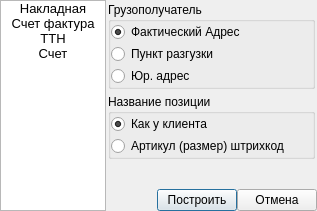
This is ui/order_doc_list.ui in Meller008/CRM-Avi as Qt 5 draws it before an edit. The edited form follows.
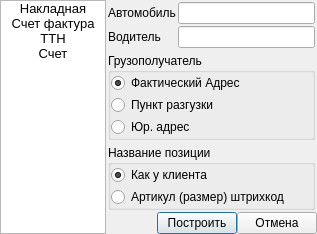
This is the edited form. The open tabs and pages were chosen to show the change.

Patch:
```diff
--- a/ui/order_doc_list.ui
+++ b/ui/order_doc_list.ui
@@ -7,7 +7,7 @@
     <x>0</x>
     <y>0</y>
     <width>317</width>
-    <height>193</height>
+    <height>230</height>
    </rect>
   </property>
   <property name="windowTitle">
@@ -322,20 +322,7 @@
        <property name="verticalSpacing">
         <number>5</number>
        </property>
-       <item row="2" column="0">
-        <spacer name="verticalSpacer_3">
-         <property name="orientation">
-          <enum>Qt::Vertical</enum>
-         </property>
-         <property name="sizeHint" stdset="0">
-          <size>
-           <width>20</width>
-           <height>40</height>
-          </size>
-         </property>
-        </spacer>
-       </item>
-       <item row="0" column="0">
+       <item row="1" column="0">
         <widget class="QGroupBox" name="groupBox_5">
          <property name="title">
           <string>Грузополучатель</string>
@@ -386,7 +373,7 @@
          </layout>
         </widget>
        </item>
-       <item row="1" column="0">
+       <item row="2" column="0">
         <widget class="QGroupBox" name="groupBox_6">
          <property name="title">
           <string>Название позиции</string>
@@ -430,6 +417,50 @@
          </layout>
         </widget>
        </item>
+       <item row="0" column="0">
+        <layout class="QGridLayout" name="gridLayout_13">
+         <property name="spacing">
+          <number>2</number>
+         </property>
+         <item row="0" column="0">
+          <widget class="QLabel" name="label">
+           <property name="text">
+            <string>Автомобиль</string>
+           </property>
+          </widget>
+         </item>
+         <item row="1" column="0">
+          <widget class="QLabel" name="label_2">
+           <property name="text">
+            <string>Водитель</string>
+           </property>
+          </widget>
+         </item>
+         <item row="0" column="1">
+          <widget class="QLineEdit" name="le_ttn_auto">
+           <property name="text">
+            <string/>
+           </property>
+          </widget>
+         </item>
+         <item row="1" column="1">
+          <widget class="QLineEdit" name="le_ttn_driver"/>
+         </item>
+        </layout>
+       </item>
+       <item row="3" column="0">
+        <spacer name="verticalSpacer_3">
+         <property name="orientation">
+          <enum>Qt::Vertical</enum>
+         </property>
+         <property name="sizeHint" stdset="0">
+          <size>
+           <width>20</width>
+           <height>40</height>
+          </size>
+         </property>
+        </spacer>
+       </item>
       </layout>
      </widget>
      <widget class="QWidget" name="page_5">
```
